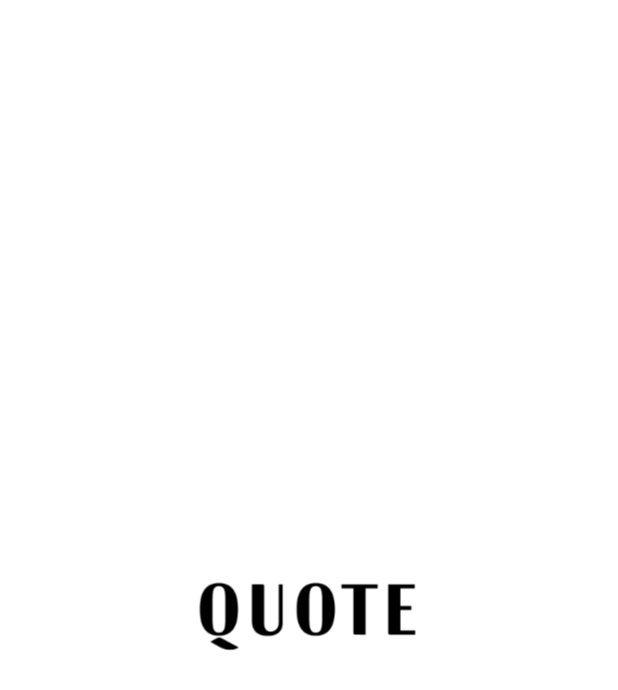
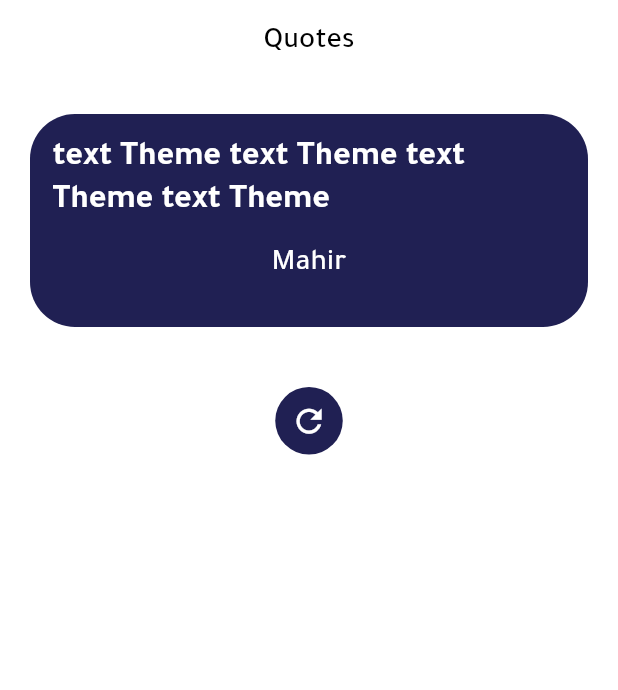
Before and after one commit to mahirAbdAlazimMokhtar/quotes, a Flutter app: the screen it shows after launch, on a phone screen of 412 x 824 dp. Shown: the top 690 px of the screen. Run offline on Flutter 3.47's test engine with Material 2 defaults, Android fonts, the phone set to English and light mode, and no system bars; our stand-ins replace bloc, equatable, fluttertoast.

Commit message:
finish ui layer

```diff
--- a/lib/config/themes/app_theme.dart
+++ b/lib/config/themes/app_theme.dart
@@ -9,10 +9,20 @@ ThemeData appTheme() {
       hintColor: AppColors.hintColor,
       scaffoldBackgroundColor: Colors.white,
       fontFamily: AppStrings.fontFamily,
+      appBarTheme: const AppBarTheme(
+        centerTitle: true,
+        elevation: 0,
+        color: Colors.transparent,
+      ),
       textTheme: const TextTheme(
-          button: TextStyle(
-        fontSize: 16,
-        color: Colors.black,
-        fontWeight: FontWeight.bold,
-      )));
+          titleSmall: TextStyle(
+              height: 1.3,
+              fontSize: 22,
+              color: Colors.white,
+              fontWeight: FontWeight.bold),
+          bodyLarge: TextStyle(
+            fontSize: 20,
+            color: Colors.white,
+            fontWeight: FontWeight.w500,
+          )));
 }
--- a/lib/core/utils/app_colors.dart
+++ b/lib/core/utils/app_colors.dart
@@ -1,7 +1,9 @@
 import 'package:flutter/material.dart';
+
+import 'hex_colors.dart';
 
 
 class AppColors {
-  static Color primaryColor = Colors.blue;
+  static Color primaryColor = HexColor('#202053');
   static Color hintColor = Colors.grey;
 }
--- a/lib/core/utils/app_strings.dart
+++ b/lib/core/utils/app_strings.dart
@@ -3,4 +3,5 @@ class AppStrings {
   static const fontFamily = 'Tajawal';
   static const noRouteFound = 'No Route Found';
   static const ok = 'OK';
+  static const appName = 'Quotes';
 }
--- a/lib/features/random_quote/presentation/screens/quote_screen.dart
+++ b/lib/features/random_quote/presentation/screens/quote_screen.dart
@@ -1,7 +1,8 @@
 import 'package:flutter/material.dart';
 
-import '../../../../core/utils/assets_manager.dart';
-import '../../../../core/utils/constants.dart';
+import '../../../../core/utils/app_colors.dart';
+import '../../../../core/utils/app_strings.dart';
+import '../widgets/quote_content.dart';
 
 class QuoteScreen extends StatelessWidget {
   const QuoteScreen({super.key});
@@ -9,16 +10,42 @@ class QuoteScreen extends StatelessWidget {
   @override
   Widget build(BuildContext context) {
     return Scaffold(
-      body: Center(
-          child: InkWell(
-              onTap: () {
-                AppConstants.showToast(
+      appBar: _buildAppBar(),
+      body: _buildBodyContent(),
+    );
+  }
 
-                  msg: 'Hi This For Test',
-                  color: Colors.red,
-                  );
-              },
-              child: Image.asset(ImageAssets.quoteImg))),
+  AppBar _buildAppBar() {
+    return AppBar(
+      title: const Text(
+        AppStrings.appName,
+        style: TextStyle(
+          color: Colors.black,
+        ),
+      ),
+    );
+  }
+
+  Widget _buildBodyContent() {
+    return Column(
+      children: [
+        const QuoteContent(),
+        Container(
+          margin: const EdgeInsets.symmetric(
+            vertical: 20,
+          ),
+          padding: const EdgeInsets.all(10),
+          decoration: BoxDecoration(
+            shape: BoxShape.circle,
+            color: AppColors.primaryColor,
+          ),
+          child: const Icon(
+            Icons.refresh,
+            size: 25,
+            color: Colors.white,
+          ),
+        ),
+      ],
     );
   }
 }
--- /dev/null
+++ b/lib/features/random_quote/presentation/widgets/quote_content.dart
@@ -0,0 +1,32 @@
+import 'package:flutter/material.dart';
+
+import '../../../../core/utils/app_colors.dart';
+
+class QuoteContent extends StatelessWidget {
+  const QuoteContent({super.key});
+
+  @override
+  Widget build(BuildContext context) {
+    return Container(
+      margin: const EdgeInsets.all(20),
+      padding: const EdgeInsets.all(15),
+      decoration: BoxDecoration(
+        color: AppColors.primaryColor,
+        borderRadius: BorderRadius.circular(30),
+      ),
+      child: Column(
+        children: [
+          Text(
+              style:Theme.of(context).textTheme.titleSmall,
+              "text Theme text Theme text Theme text Theme"),
+          Container(
+            margin: const EdgeInsets.symmetric(vertical: 15),
+            child: Text('Mahir',
+            style:Theme.of(context).textTheme.bodyLarge,
+            ),
+          )
+        ],
+      ),
+    );
+  }
+}
```
